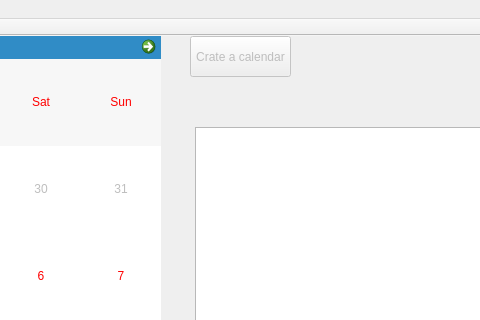
Above: qtcreatorTest/Headers/mainwindow.ui from piccirilloth/Calendar-and-To-Do-list-CalDav before the change; both pictures show x 770 to 1250 and y 0 to 320 of the 1505 by 707 pixel window. Below: the same form after it.
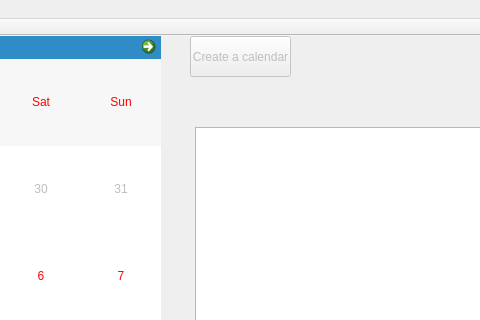
That is the form after the change.

Commit message: delete calendar function added

The edit to the form file:
```diff
--- a/qtcreatorTest/Headers/mainwindow.ui
+++ b/qtcreatorTest/Headers/mainwindow.ui
@@ -89,7 +89,7 @@
      </rect>
     </property>
     <property name="text">
-     <string>Crate a calendar</string>
+     <string>Create a calendar</string>
     </property>
     <property name="flat">
      <bool>false</bool>
```
The commit also changes 9 other files.
